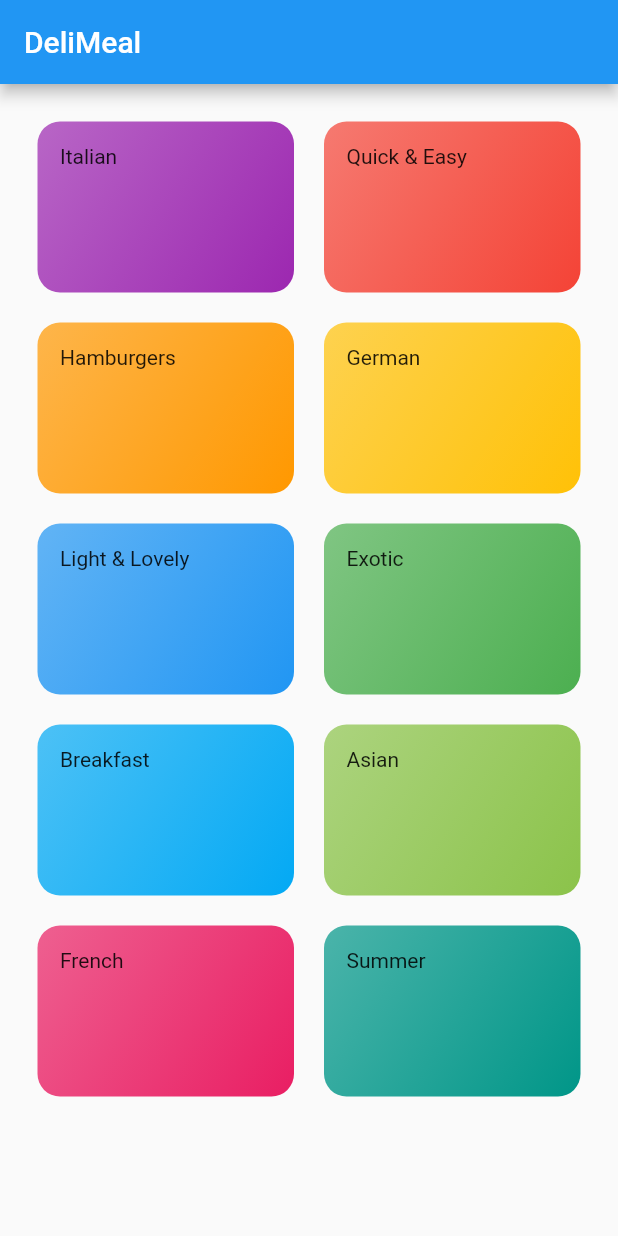
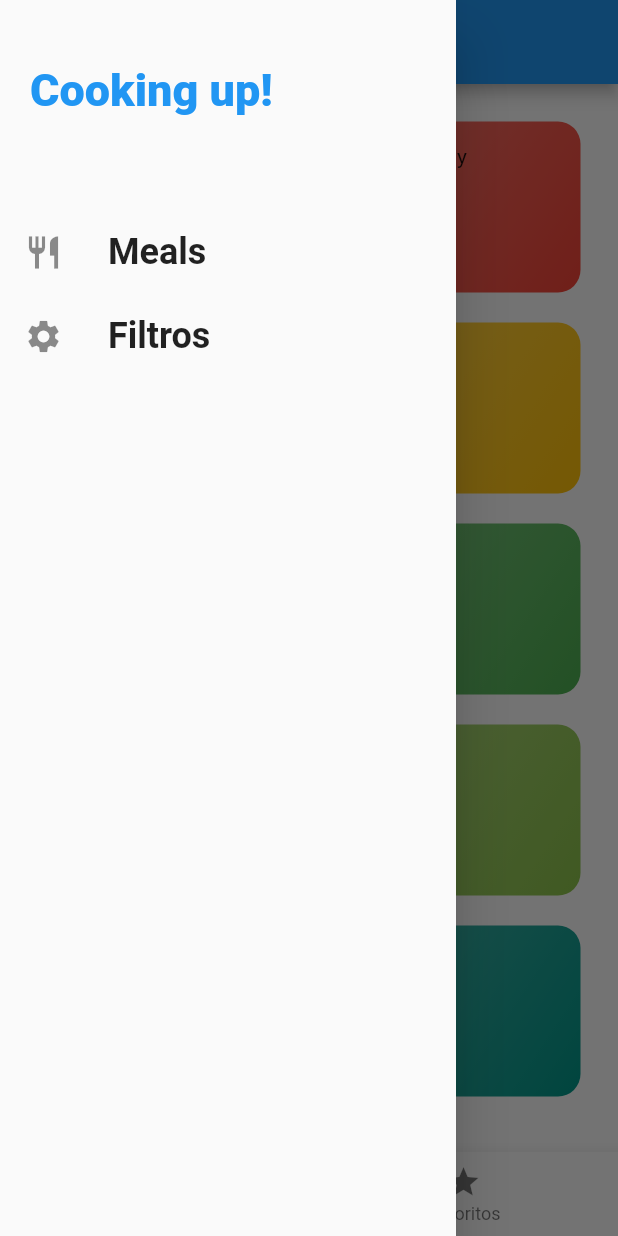
Before and after one commit to LeonardoLpds/flutter_course_app, a Flutter app: the screen it shows after launch, with the side drawer open (before the commit the screen has no drawer), on a phone screen of 412 x 824 dp. Run offline on Flutter 3.47's test engine with Material 2 defaults, Android fonts, the phone set to English and light mode, and no system bars.

Commit message:
Criando tabs e drawer

```diff
--- a/lib/main.dart
+++ b/lib/main.dart
@@ -1,7 +1,9 @@
 import 'package:flutter/material.dart';
 import 'package:meals_app/screens/categories_screen.dart';
 import 'package:meals_app/screens/category_meals_screen.dart';
+import 'package:meals_app/screens/filters_screen.dart';
 import 'package:meals_app/screens/meal_detail_screen.dart';
+import 'package:meals_app/screens/tabs_screen.dart';
 
 void main() {
   runApp(MyApp());
@@ -16,15 +18,16 @@ class MyApp extends StatelessWidget {
         primarySwatch: Colors.blue,
       ),
       routes: {
-        '/': (_) => CategoriesScreen(),
+        '/': (_) => TabsScreen(),
         CategoryMealsScreen.routeName: (_) => CategoryMealsScreen(),
         MealDetailScreen.routeName: (_) => MealDetailScreen(),
+        FiltersScreen.routeName: (_) => FiltersScreen(),
       },
       // onGenerateRoute: (settings) {
       //   return MaterialPageRoute(builder: (_) => CategoryMealsScreen());
       // },
       onUnknownRoute: (settings) {
-        return MaterialPageRoute(builder: (_) => CategoryMealsScreen());
+        return MaterialPageRoute(builder: (_) => TabsScreen());
       },
     );
   }
--- a/lib/screens/categories_screen.dart
+++ b/lib/screens/categories_screen.dart
@@ -8,9 +8,7 @@ class CategoriesScreen extends StatelessWidget {
 
   @override
   Widget build(BuildContext context) {
-    return Scaffold(
-        appBar: AppBar(title: const Text('DeliMeal')),
-        body: GridView(
+    return GridView(
       padding: const EdgeInsets.all(25),
       gridDelegate: SliverGridDelegateWithMaxCrossAxisExtent(
         maxCrossAxisExtent: 200,
@@ -19,9 +17,8 @@ class CategoriesScreen extends StatelessWidget {
         mainAxisSpacing: 20,
       ),
       children: DUMMY_CATEGORIES
-              .map(
-                  (e) => CategoryItem(title: e.title, color: e.color, id: e.id))
+          .map((e) => CategoryItem(title: e.title, color: e.color, id: e.id))
           .toList(),
-        ));
+    );
   }
 }
--- /dev/null
+++ b/lib/screens/favorites_screen.dart
@@ -0,0 +1,12 @@
+import 'package:flutter/material.dart';
+
+class FavoritesScreen extends StatelessWidget {
+  const FavoritesScreen({Key? key}) : super(key: key);
+
+  @override
+  Widget build(BuildContext context) {
+    return Center(
+      child: Text("Favoritos"),
+    );
+  }
+}
--- /dev/null
+++ b/lib/screens/filters_screen.dart
@@ -0,0 +1,16 @@
+import 'package:flutter/material.dart';
+import 'package:meals_app/widgets/main_drawer.dart';
+
+class FiltersScreen extends StatelessWidget {
+  static const routeName = "/filters";
+
+  const FiltersScreen({Key? key}) : super(key: key);
+
+  @override
+  Widget build(BuildContext context) {
+    return Scaffold(
+        appBar: AppBar(title: Text("Filtros")),
+        drawer: MainDrawer(),
+        body: Container());
+  }
+}
--- /dev/null
+++ b/lib/screens/tabs_screen.dart
@@ -0,0 +1,50 @@
+import 'package:flutter/material.dart';
+import 'package:meals_app/screens/categories_screen.dart';
+import 'package:meals_app/screens/favorites_screen.dart';
+import 'package:meals_app/widgets/main_drawer.dart';
+
+class TabsScreen extends StatefulWidget {
+  const TabsScreen({Key? key}) : super(key: key);
+
+  @override
+  _TabsScreenState createState() => _TabsScreenState();
+}
+
+class _TabsScreenState extends State<TabsScreen> {
+  final List<Map<String, dynamic>> _screens = [
+    {"page": CategoriesScreen(), "title": "Categorias"},
+    {"page": FavoritesScreen(), "title": "Seus favoritos"}
+  ];
+  int _screenSelected = 0;
+
+  void _selectPage(int index) {
+    setState(() {
+      _screenSelected = index;
+    });
+  }
+
+  @override
+  Widget build(BuildContext context) {
+    return Scaffold(
+      appBar: AppBar(
+        title: Text(_screens[_screenSelected]['title']),
+      ),
+      drawer: MainDrawer(),
+      body: _screens[_screenSelected]['page'],
+      bottomNavigationBar: BottomNavigationBar(
+        onTap: _selectPage,
+        currentIndex: _screenSelected,
+        items: [
+          BottomNavigationBarItem(
+            icon: Icon(Icons.category),
+            label: "Categorias",
+          ),
+          BottomNavigationBarItem(
+            icon: Icon(Icons.star),
+            label: "Favoritos",
+          ),
+        ],
+      ),
+    );
+  }
+}
--- /dev/null
+++ b/lib/widgets/main_drawer.dart
@@ -0,0 +1,61 @@
+import 'package:flutter/material.dart';
+import 'package:meals_app/screens/filters_screen.dart';
+
+class MainDrawer extends StatelessWidget {
+  const MainDrawer({Key? key}) : super(key: key);
+
+  Widget _buildListTile({
+    required IconData icon,
+    required String title,
+    required Function callback,
+  }) {
+    return ListTile(
+      leading: Icon(
+        icon,
+        size: 26,
+      ),
+      title: Text(
+        title,
+        style: TextStyle(fontSize: 24, fontWeight: FontWeight.bold),
+      ),
+      onTap: () => callback(),
+    );
+  }
+
+  @override
+  Widget build(BuildContext context) {
+    return Drawer(
+      child: Column(
+        children: [
+          Container(
+            height: 120,
+            width: double.infinity,
+            padding: EdgeInsets.all(20),
+            alignment: Alignment.centerLeft,
+            child: Text(
+              "Cooking up!",
+              style: TextStyle(
+                  fontWeight: FontWeight.w900,
+                  fontSize: 30,
+                  color: Theme.of(context).primaryColor),
+            ),
+          ),
+          SizedBox(
+            height: 20,
+          ),
+          _buildListTile(
+            icon: Icons.restaurant,
+            title: "Meals",
+            callback: () => Navigator.of(context).pushReplacementNamed('/'),
+          ),
+          _buildListTile(
+            icon: Icons.settings,
+            title: "Filtros",
+            callback: () => Navigator.of(context)
+                .pushReplacementNamed(FiltersScreen.routeName),
+          ),
+        ],
+      ),
+    );
+  }
+}
```
Lines whose indentation alone changed are shown as unchanged.
